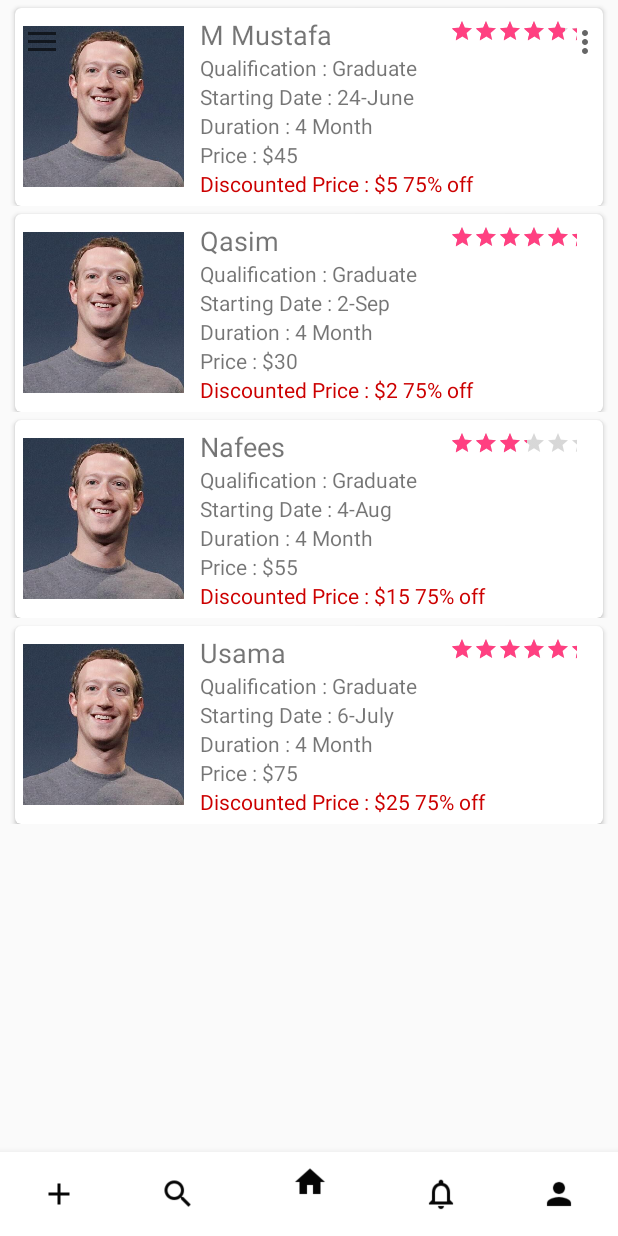
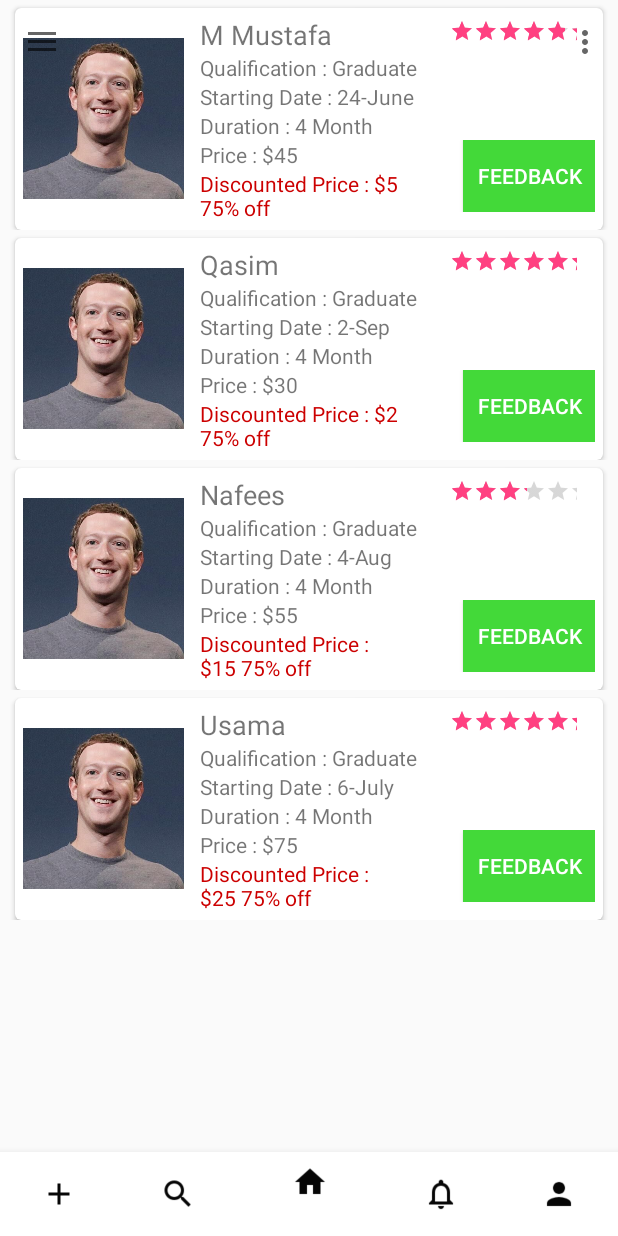
Before and after one commit to vamsich/skillrat_android, an Android app: the fragment CurrentSessionFragment placed in its activity, on a phone screen of 412 x 824 dp. Run offline under Robolectric (Android 15) with nearby library versions, the phone set to English and light mode, and no system bars.

```diff
--- a/app/src/main/java/com/skillrat/myapp/Adapter/AdapterCurrentSession.java
+++ b/app/src/main/java/com/skillrat/myapp/Adapter/AdapterCurrentSession.java
@@ -6,6 +6,7 @@ import android.support.v7.widget.RecyclerView;
 import android.view.LayoutInflater;
 import android.view.View;
 import android.view.ViewGroup;
+import android.widget.Button;
 import android.widget.RatingBar;
 import android.widget.TextView;
 
@@ -34,6 +35,7 @@ public class AdapterCurrentSession extends RecyclerView.Adapter<AdapterCurrentSe
         public CardView mCardView;
         public TextView tv_instructor_name, tv_instructor_qualification, tv_instructor_course_starting_date, tv_instructor_course_duration, tv_instructor_course_price, tv_instructor_course_discounted_price;
         public RatingBar tv_instructor_rating;
+        public Button btn_feedback;
 
         public MyViewHolder(View v) {
             super(v);
@@ -45,8 +47,9 @@ public class AdapterCurrentSession extends RecyclerView.Adapter<AdapterCurrentSe
             tv_instructor_course_duration = (TextView) v.findViewById(R.id.tv_instructor_course_duration);
             tv_instructor_course_price = (TextView) v.findViewById(R.id.tv_instructor_course_price);
             tv_instructor_course_discounted_price = (TextView) v.findViewById(R.id.tv_instructor_course_discounted_price);
+            btn_feedback = (Button) v.findViewById(R.id.btn_feedback);
             tv_instructor_rating = (RatingBar) v.findViewById(R.id.tv_instructor_rating);
-            itemView.setOnClickListener(this);
+            btn_feedback.setOnClickListener(this);
 
         }
 
--- a/app/src/main/java/com/skillrat/myapp/TabLayout/CurrentSessionFragment.java
+++ b/app/src/main/java/com/skillrat/myapp/TabLayout/CurrentSessionFragment.java
@@ -11,6 +11,7 @@ import android.support.v7.widget.RecyclerView;
 import android.view.LayoutInflater;
 import android.view.View;
 import android.view.ViewGroup;
+import android.widget.Toast;
 
 import com.skillrat.myapp.Adapter.AdapterCurrentSession;
 import com.skillrat.myapp.Models.MyAddsModel.CurrentAndPastSession;
@@ -62,6 +63,8 @@ public class CurrentSessionFragment extends Fragment implements AdapterCurrentSe
 
     @Override
     public void onClick(View view, int position) {
+
+        Toast.makeText(getActivity(),"Feedback",Toast.LENGTH_LONG);
 
        /* Fragment fragmentName = null;
         Fragment CompletedJobDetailFragment = new CompletedJobDetailFragment();
--- a/app/src/main/res/layout/card_item_order_completed.xml
+++ b/app/src/main/res/layout/card_item_order_completed.xml
@@ -87,6 +87,17 @@
                     android:layout_height="wrap_content"
                     android:text="Duration : 3 Months" />
 
+                <LinearLayout
+                    android:layout_width="match_parent"
+                    android:layout_height="wrap_content"
+                    android:orientation="horizontal">
+
+                    <LinearLayout
+                        android:layout_width="match_parent"
+                        android:layout_height="wrap_content"
+                        android:layout_weight="0.5"
+                        android:orientation="vertical">
+
                         <TextView
                             android:id="@+id/tv_instructor_course_price"
                             android:layout_width="match_parent"
@@ -101,6 +112,28 @@
                             android:textColor="@android:color/holo_red_dark" />
 
                     </LinearLayout>
+
+                    <LinearLayout
+                        android:layout_width="match_parent"
+                        android:layout_height="wrap_content"
+                        android:layout_weight="0.5"
+                        android:gravity="right"
+                        android:orientation="vertical">
+
+                        <Button
+                            android:id="@+id/btn_feedback"
+                            android:layout_width="wrap_content"
+                            android:layout_height="wrap_content"
+                            android:background="#43d939"
+                            android:text="Feedback"
+                            android:textColor="@android:color/white" />
+
+                    </LinearLayout>
+
+                </LinearLayout>
+
+
+            </LinearLayout>
         </LinearLayout>
 
     </android.support.v7.widget.CardView>
```
Lines whose indentation alone changed are shown as unchanged.
